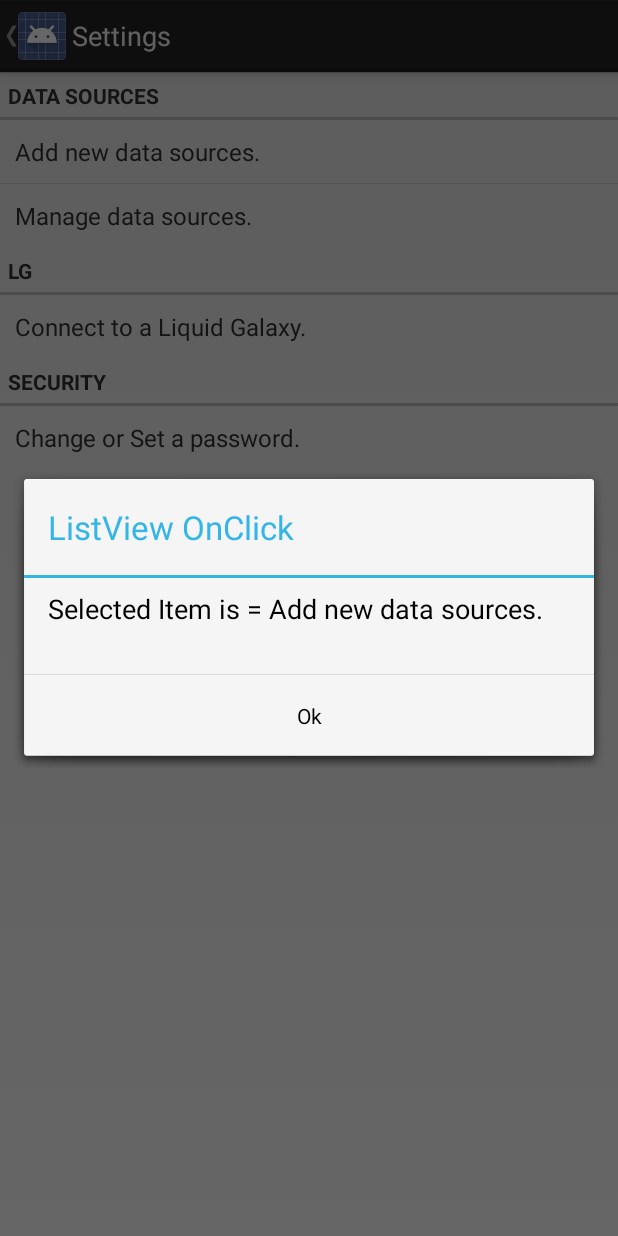
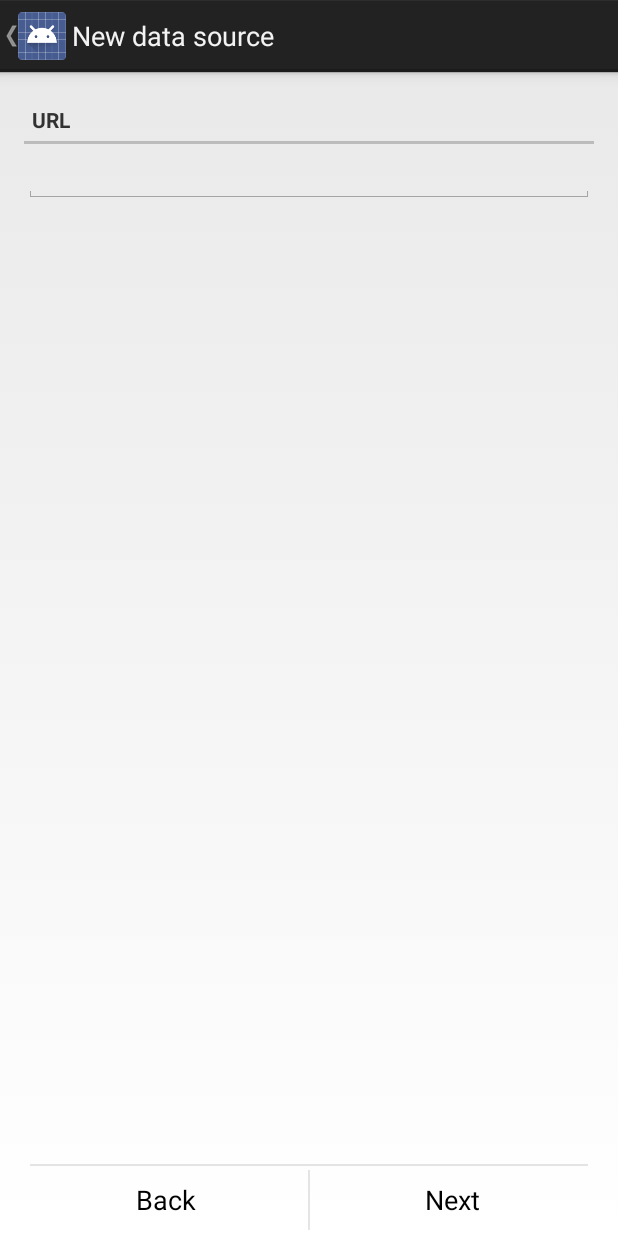
Before and after one commit to kjl9999/LiquidGalaxyOpenDataProject, an Android app: the SettingsActivity screen opened directly, with no data from a screen before it, after a tap on "Add new data sources.", on a phone screen of 412 x 824 dp. Run offline under Robolectric (Android 15) with nearby library versions, the phone set to English and light mode, and no system bars.

Commit message:
4
Added "Add new data sources" ativity that downloads a file from a URL

```diff
--- a/LiquidGalaxyOpenData/src/main/java/com/kjl/liquidgalaxyopendata/SettingsActivity.java
+++ b/LiquidGalaxyOpenData/src/main/java/com/kjl/liquidgalaxyopendata/SettingsActivity.java
@@ -3,6 +3,7 @@ package com.kjl.liquidgalaxyopendata;
 import android.annotation.TargetApi;
 import android.app.Activity;
 import android.app.AlertDialog;
+import android.content.Intent;
 import android.os.Build;
 import android.os.Bundle;
 import android.preference.PreferenceActivity;
@@ -13,24 +14,8 @@ import android.widget.AdapterView;
 import android.widget.ArrayAdapter;
 import android.widget.ListView;
 
-/**
- * A {@link PreferenceActivity} that presents a set of application settings. On
- * handset devices, settings are presented as a single list. On tablets,
- * settings are split by category, with category headers shown to the left of
- * the list of settings.
- * <p>
- * See <a href="http://developer.android.com/design/patterns/settings.html">
- * Android Design: Settings</a> for design guidelines and the <a
- * href="http://developer.android.com/guide/topics/ui/settings.html">Settings
- * API Guide</a> for more information on developing a Settings UI.
- */
 public class SettingsActivity extends Activity {
-    /**
-     * Determines whether to always show the simplified settings UI, where
-     * settings are presented in a single list. When false, settings are shown
-     * as a master/detail two-pane view on tablets. When true, a single pane is
-     * shown on tablets.
-     */
+
     private static final boolean ALWAYS_SIMPLE_PREFS = false;
 
     @Override
@@ -52,12 +37,23 @@ public class SettingsActivity extends Activity {
         {
             public void onItemClick(AdapterView<?> arg0, View v, int position, long id)
             {
+
+                if(position==0){
+
+                    Intent intent;
+                    intent = new Intent(getApplicationContext() , newurl.class);
+                    startActivity(intent);
+
+                }
+
+                else{
                     AlertDialog.Builder adb = new AlertDialog.Builder(
                             SettingsActivity.this);
                     adb.setTitle("ListView OnClick");
                     adb.setMessage("Selected Item is = " + dslist.getItemAtPosition(position));
                     adb.setPositiveButton("Ok", null);
                     adb.show();
+                }
             }
         });
 
--- /dev/null
+++ b/LiquidGalaxyOpenData/src/main/res/layout/newurl.xml
@@ -0,0 +1,82 @@
+<RelativeLayout xmlns:android="http://schemas.android.com/apk/res/android"
+    xmlns:tools="http://schemas.android.com/tools"
+    android:layout_width="match_parent"
+    android:layout_height="match_parent"
+    android:paddingLeft="@dimen/activity_horizontal_margin"
+    android:paddingRight="@dimen/activity_horizontal_margin"
+    android:paddingTop="@dimen/activity_vertical_margin"
+    android:paddingBottom="@dimen/activity_vertical_margin"
+    tools:context=".newurl">
+
+    <LinearLayout
+            android:orientation="vertical"
+            android:layout_width="fill_parent"
+            android:layout_height="fill_parent"
+            android:layout_marginTop="@dimen/activity_horizontal_margin">
+
+        <TextView
+                style="?android:attr/listSeparatorTextViewStyle"
+                xmlns:android="http://schemas.android.com/apk/res/android"
+                android:id="@+id/textView"
+                android:layout_width="fill_parent"
+                android:layout_height="wrap_content"
+                android:paddingTop="2dip"
+                android:paddingBottom="2dip"
+                android:paddingLeft="5dip"
+                android:text="@string/urlhint"
+                android:layout_marginTop="@dimen/activity_vertical_margin"/>
+
+        <EditText
+                android:layout_width="fill_parent"
+                android:layout_height="wrap_content"
+                android:id="@+id/url_input"
+                android:inputType="textUri"/>
+
+    </LinearLayout>
+
+    <RelativeLayout
+            android:layout_width="match_parent"
+            android:layout_height="48dp"
+            android:layout_alignParentBottom="true">
+
+        <View
+                android:layout_width="match_parent"
+                android:layout_height="1dip"
+                android:layout_marginLeft="4dip"
+                android:layout_marginRight="4dip"
+                android:background="?android:attr/dividerVertical"
+                android:layout_alignParentTop="true"/>
+
+        <View
+                android:id="@+id/ViewColorPickerHelper"
+                android:layout_width="1dip"
+                android:layout_height="wrap_content"
+                android:layout_alignParentTop="true"
+                android:layout_alignParentBottom="true"
+                android:layout_marginBottom="4dip"
+                android:layout_marginTop="4dip"
+                android:background="?android:attr/dividerVertical"
+                android:layout_centerHorizontal="true"/>
+        <Button
+                android:id="@+id/BtnBack"
+                android:layout_width="wrap_content"
+                android:layout_height="wrap_content"
+                android:layout_alignParentLeft="true"
+                android:layout_alignParentTop="true"
+                android:layout_toLeftOf="@id/ViewColorPickerHelper"
+                android:background="?android:attr/selectableItemBackground"
+                android:text="@string/Back"
+                android:layout_alignParentBottom="true"/>
+        <Button
+                android:id="@+id/BtnNext"
+                android:layout_width="wrap_content"
+                android:layout_height="match_parent"
+                android:layout_alignParentRight="true"
+                android:layout_alignParentTop="true"
+                android:background="?android:attr/selectableItemBackground"
+                android:text="@string/next"
+                android:layout_alignParentBottom="true"
+                android:layout_toRightOf="@id/ViewColorPickerHelper"/>
+    </RelativeLayout>
+
+</RelativeLayout>
--- a/LiquidGalaxyOpenData/src/main/res/layout/settings.xml
+++ b/LiquidGalaxyOpenData/src/main/res/layout/settings.xml
@@ -4,7 +4,9 @@
               xmlns:tools="http://schemas.android.com/tools"
               android:orientation="vertical"
               android:layout_width="match_parent"
-              android:layout_height="match_parent">
+              android:layout_height="match_parent"
+              android:paddingLeft="@dimen/activity_horizontal_margin"
+              android:paddingRight="@dimen/activity_horizontal_margin">
 
     <LinearLayout
             android:orientation="vertical"
--- /dev/null
+++ b/LiquidGalaxyOpenData/src/main/res/menu/new_url.xml
@@ -0,0 +1,6 @@
+<menu xmlns:android="http://schemas.android.com/apk/res/android">
+    <item android:id="@+id/action_settings"
+        android:title="@string/action_settings"
+        android:orderInCategory="100"
+        android:showAsAction="never" />
+</menu>
--- /dev/null
+++ b/LiquidGalaxyOpenData/src/main/res/menu/newurl.xml
@@ -0,0 +1,6 @@
+<menu xmlns:android="http://schemas.android.com/apk/res/android">
+    <item android:id="@+id/action_settings"
+        android:title="@string/action_settings"
+        android:orderInCategory="100"
+        android:showAsAction="never" />
+</menu>
--- a/LiquidGalaxyOpenData/src/main/res/values/strings.xml
+++ b/LiquidGalaxyOpenData/src/main/res/values/strings.xml
@@ -10,5 +10,21 @@
     <string name="connect">Connect to a Liquid Galaxy.</string>
     <string name="security">Security</string>
     <string name="pwd">Change or Set a password.</string>
+    <string name="title_activity_new_url">newURLActivity</string>
+    <string name="hello_world">Hello world!</string>
+    <string name="title_activity_newurl">New data source</string>
+    <string name="urlhint">URL</string>
+    <string name="next">Next</string>
+    <string name="Back">Back</string>
+    <string name="error_message_bad_url">Error: Invalid URL!</string>
+    <string name="error_message_file_not_found">Error: File not found!</string>
+    <string name="error_message_general">Error downloading file!</string>
+    <string name="status_text_default">Enter the URL of the file to download.</string>
+    <string name="progress_dialog_title_downloading">Downloading...</string>
+    <string name="progress_dialog_title_connecting">Connecting...</string>
+    <string name="progress_dialog_message_prefix_downloading">Downloading file</string>
+    <string name="progress_dialog_message_prefix_connecting">Connecting to</string>
+    <string name="user_message_download_complete">Download complete!</string>
+    <string name="user_message_download_canceled">Download canceled!</string>
 
 </resources>
```
Also changed, not shown: LiquidGalaxyOpenData/src/main/AndroidManifest.xml (+14 -1 lines), LiquidGalaxyOpenData/src/main/java/com/kjl/liquidgalaxyopendata/DownloaderThread.java (added, +157 -0 lines), LiquidGalaxyOpenData/src/main/java/com/kjl/liquidgalaxyopendata/newurl.java (added, +277 -0 lines). Lines whose indentation alone changed are shown as unchanged.
